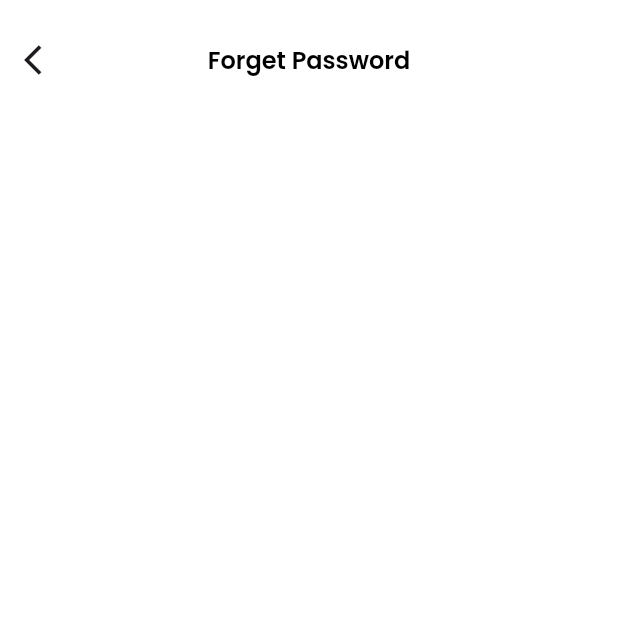
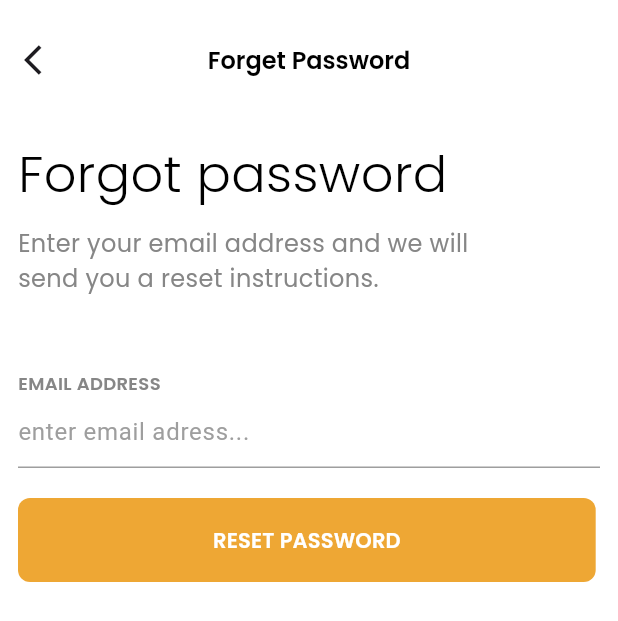
Before and after one commit to Iamgauravkanani/tamango_food_app_flutter, a Flutter app: the screen it shows after launch, on a phone screen of 412 x 824 dp. Shown: the top 621 px of the screen. Run offline on Flutter 3.47's test engine with Material 3 defaults, Android fonts, the phone set to English and light mode, and no system bars; our stand-ins replace google_fonts.

Commit message:
forget screen done

```diff
--- /dev/null
+++ b/lib/app/screens/forget/views/components/forget_components.dart
@@ -0,0 +1,38 @@
+import 'package:flutter/material.dart';
+import '../../../../utils/colors.dart';
+import '../../../../utils/const.dart';
+
+var forget_appbar = AppBar(
+  backgroundColor: AppColors.white,
+  toolbarHeight: 80,
+  title: Text(
+    "Forget Password",
+    style: app_textstyle(color: Colors.black, fontWeight: FontWeight.w600),
+  ),
+  leading: IconButton(onPressed: () {}, icon: const Icon(Icons.arrow_back_ios)),
+  centerTitle: true,
+);
+
+var reset_pass_btn = FilledButton(
+  onPressed: () {},
+  style: ButtonStyle(
+    padding: const MaterialStatePropertyAll(
+      EdgeInsets.symmetric(horizontal: 130, vertical: 18),
+    ),
+    shape: MaterialStatePropertyAll(
+      RoundedRectangleBorder(
+        borderRadius: BorderRadius.circular(8),
+      ),
+    ),
+    backgroundColor: MaterialStateProperty.all(
+      AppColors.app_color,
+    ),
+  ),
+  child: Text(
+    "RESET PASSWORD",
+    style: app_textstyle(
+      fontsize: 14,
+      color: AppColors.white,
+    ),
+  ),
+);
--- a/lib/app/screens/forget/views/forget.dart
+++ b/lib/app/screens/forget/views/forget.dart
@@ -1,7 +1,7 @@
 import 'package:flutter/material.dart';
-
+import 'package:tamang_food_app/app/utils/const.dart';
 import '../../../utils/colors.dart';
-import '../../../utils/const.dart';
+import 'components/forget_components.dart';
 
 class ForgetScreen extends StatefulWidget {
   const ForgetScreen({super.key});
@@ -15,17 +15,49 @@ class _ForgetScreenState extends State<ForgetScreen> {
   Widget build(BuildContext context) {
     return Scaffold(
       backgroundColor: AppColors.white,
-      appBar: AppBar(
-        backgroundColor: AppColors.white,
-        toolbarHeight: 80,
-        title: Text(
-          "Forget Password",
-          style:
-              welcome_style(color: Colors.black, fontWeight: FontWeight.w600),
+      //todo:appbar in components
+      appBar: forget_appbar,
+      body: Padding(
+        padding: const EdgeInsets.all(12.0),
+        child: Column(
+          crossAxisAlignment: CrossAxisAlignment.start,
+          children: [
+            Text(
+              "Forgot password",
+              style: app_textstyle(fontWeight: FontWeight.w300, fontsize: 34),
+            ),
+            mysizedbox(h: 10),
+            Text(
+              "Enter your email address and we will\nsend you a reset instructions.",
+              style: app_textstyle(
+                  fontWeight: FontWeight.w400, color: AppColors.grey_text),
+            ),
+            mysizedbox(h: 50),
+            Column(
+              crossAxisAlignment: CrossAxisAlignment.start,
+              children: [
+                Text(
+                  "EMAIL ADDRESS",
+                  style: app_textstyle(
+                    fontsize: 12,
+                    color: AppColors.grey_text,
+                  ),
+                ),
+                TextFormField(
+                  enabled: true,
+                  decoration: InputDecoration(
+                      enabledBorder: underlineborder(),
+                      focusedBorder: underlineborder(),
+                      hintText: 'enter email adress...',
+                      hintStyle: textStyle,
+                      focusColor: Colors.grey),
+                ),
+              ],
+            ),
+            mysizedbox(),
+            reset_pass_btn,
+          ],
         ),
-        leading: IconButton(
-            onPressed: () {}, icon: const Icon(Icons.arrow_back_ios)),
-        centerTitle: true,
       ),
     );
   }
--- a/lib/app/screens/login/view/components/login_components.dart
+++ b/lib/app/screens/login/view/components/login_components.dart
@@ -3,19 +3,13 @@ import '../../../../utils/assets/assets.dart';
 import '../../../../utils/colors.dart';
 import '../../../../utils/const.dart';
 
-//todo:border of textfield
-UnderlineInputBorder underlineborder() => const UnderlineInputBorder(
-      borderSide: BorderSide(
-        color: Colors.grey,
-      ),
-    );
 //todo:appbar
-AppBar appBar = AppBar(
+var appBar = AppBar(
   backgroundColor: AppColors.white,
   toolbarHeight: 40,
   title: Text(
     "Sign In",
-    style: welcome_style(color: Colors.black),
+    style: app_textstyle(color: Colors.black),
   ),
   leading: IconButton(onPressed: () {}, icon: const Icon(Icons.arrow_back_ios)),
   centerTitle: true,
@@ -38,7 +32,7 @@ var signin_btn = FilledButton(
     ),
   ),
   child: Text("Sign In",
-      style: welcome_style(
+      style: app_textstyle(
           fontWeight: FontWeight.w700, fontsize: 14, color: AppColors.white)),
 );
 
@@ -62,7 +56,7 @@ var fb_btn = Container(
       ),
       Text(
         "Connect with Facebook",
-        style: welcome_style(
+        style: app_textstyle(
             fontWeight: FontWeight.w600, color: AppColors.white, fontsize: 12),
       ),
     ],
@@ -89,7 +83,7 @@ var google_btn = Container(
       ),
       Text(
         "Connect with Google",
-        style: welcome_style(
+        style: app_textstyle(
             fontWeight: FontWeight.w600, color: AppColors.white, fontsize: 12),
       ),
     ],
--- a/lib/app/screens/walkthrough_screen/walkthrough.dart
+++ b/lib/app/screens/walkthrough_screen/walkthrough.dart
@@ -143,7 +143,7 @@ class _OnboardingScreen extends State<OnboardingScreen> {
                     AppColors.app_color,
                   ),
                 ),
-                child: Text("GET STARTED", style: welcome_style(fontsize: 14)),
+                child: Text("GET STARTED", style: app_textstyle(fontsize: 14)),
               ),
               const SizedBox(
                 height: 45,
--- a/lib/app/screens/welcome_screen/views/welcome.dart
+++ b/lib/app/screens/welcome_screen/views/welcome.dart
@@ -75,7 +75,7 @@ class WelcomeScreen extends StatelessWidget {
                     ),
                   ),
                   child:
-                      Text("GET STARTED", style: welcome_style(fontsize: 14)),
+                      Text("GET STARTED", style: app_textstyle(fontsize: 14)),
                 ),
                 const SizedBox()
               ],
--- a/lib/app/utils/colors.dart
+++ b/lib/app/utils/colors.dart
@@ -1,10 +1,11 @@
 import 'package:flutter/material.dart';
 
 class AppColors {
-  static Color app_color = Color(0xffEEA734);
-  static Color btn_text_color = Color(0xffFFFFFF);
-  static Color blue_color = Color(0xff395998);
-  static Color sky_blue = Color(0xff457dff);
+  static Color app_color = const Color(0xffEEA734);
+  static Color btn_text_color = const Color(0xffFFFFFF);
+  static Color blue_color = const Color(0xff395998);
+  static Color sky_blue = const Color(0xff457dff);
+  static Color grey_text = const Color(0xff868686);
   static Color white = Colors.white;
   static Color black = Colors.black;
 }
--- a/lib/app/utils/const.dart
+++ b/lib/app/utils/const.dart
@@ -1,7 +1,24 @@
 import 'package:flutter/material.dart';
 import 'package:google_fonts/google_fonts.dart';
 
-TextStyle welcome_style({
+//todo:border of textfield
+underlineborder() => const UnderlineInputBorder(
+      borderSide: BorderSide(
+        color: Colors.grey,
+      ),
+    );
+SizedBox mysizedbox({double h = 20}) => SizedBox(height: h);
+
+TextStyle mytextstyle() => app_textstyle(
+      fontWeight: FontWeight.w300,
+      fontsize: 12,
+    );
+
+TextStyle textStyle = const TextStyle(
+  color: Colors.grey,
+);
+
+TextStyle app_textstyle({
   double fontsize = 16,
   FontWeight fontWeight = FontWeight.w600,
   Color color = Colors.black,
--- a/lib/main.dart
+++ b/lib/main.dart
@@ -11,6 +11,8 @@ void main() {
       routes: {
         '/': (ctx) => const ForgetScreen(),
         'w_through': (ctx) => const OnboardingScreen(),
+        'login': (ctx) => const Login(),
+        'forget': (ctx) => const ForgetScreen(),
       },
     ),
   );
```
Also changed, not shown: lib/app/screens/login/view/login.dart (+13 -22 lines).
